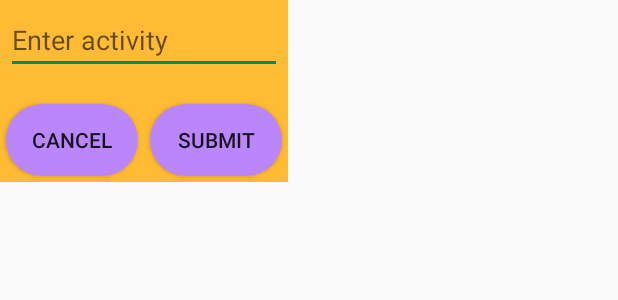
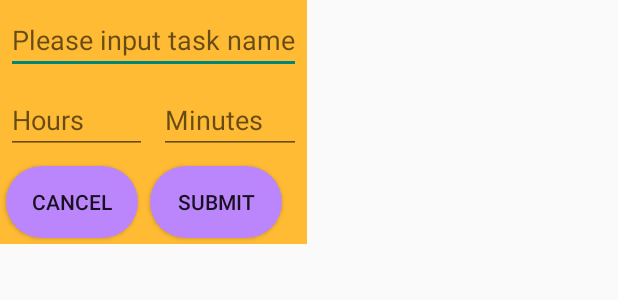
Before and after one commit to HakanEgeOzerol/B1gBr0ther, an Android app built with Jetpack Compose: the layout gesture_dialog_text_input.xml on its own in the app's theme, with its tools: preview values and no code run, on a phone screen of 412 x 824 dp. Shown: the top 300 px of the screen. Run offline under Robolectric (Android 15) with nearby library versions, the phone set to English and light mode, and no system bars.

Commit message:
Renamed the dialog input file. Expanded it as well. It now accepts hours and minutes

```diff
--- a/app/src/main/java/com/b1gbr0ther/HandGesturesActivity.kt
+++ b/app/src/main/java/com/b1gbr0ther/HandGesturesActivity.kt
@@ -84,7 +84,7 @@ class HandGesturesActivity : ComponentActivity() {
     private fun showTaskDialog(){
         // Create Dialog instance
         val dialog = Dialog(this)
-        dialog.setContentView(R.layout.dialog_text_input)
+        dialog.setContentView(R.layout.gesture_dialog_text_input)
         dialog.setCancelable(true)
 
         val textInput = dialog.findViewById<EditText>(R.id.TaskInput)
--- a/app/src/main/res/layout/dialog_text_input.xml
+++ b/app/src/main/res/layout/gesture_dialog_text_input.xml
@@ -3,17 +3,43 @@
     android:layout_width="wrap_content"
     android:layout_height="wrap_content"
     android:background="#FFFFBB33">
+
     <EditText
         android:id="@+id/TaskInput"
         android:inputType="text"
         android:layout_width="match_parent"
         android:layout_height="wrap_content"
-        android:layout_marginTop="4dp"
-        android:layout_marginLeft="4dp"
-        android:layout_marginRight="4dp"
-        android:layout_marginBottom="16dp"
+        android:layout_margin="4dp"
         android:fontFamily="sans-serif"
-        android:hint="Enter activity"/>
+        android:hint="Please input task name"/>
+
+
+    <LinearLayout
+        android:layout_width="match_parent"
+        android:layout_height="wrap_content"
+        android:weightSum="2">
+
+        <EditText
+            android:id="@+id/HourInput"
+            android:inputType="number"
+            android:layout_width="0dp"
+            android:layout_height="wrap_content"
+            android:layout_margin="4dp"
+            android:fontFamily="sans-serif"
+            android:layout_weight="1"
+            android:hint="Hours"/>
+
+        <EditText
+            android:id="@+id/MinuteInput"
+            android:inputType="number"
+            android:layout_width="0dp"
+            android:layout_height="wrap_content"
+            android:layout_margin="4dp"
+            android:fontFamily="sans-serif"
+            android:layout_weight="1"
+            android:hint="Minutes"/>
+
+    </LinearLayout>
 
     <LinearLayout
         android:layout_width="match_parent"
```
